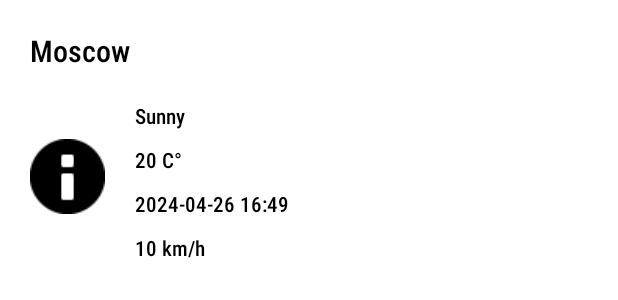
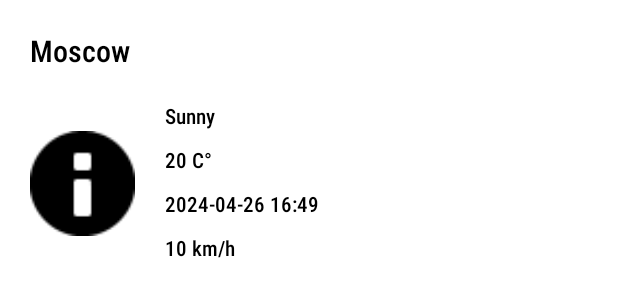
Before and after one commit to Zolomed/ClothingStore, an Android app: the layout item_weather.xml on its own in the app's theme, with its tools: preview values and no code run, on a phone screen of 412 x 824 dp. Shown: the top 300 px of the screen. Run offline under Robolectric (Android 15) with nearby library versions, the phone set to English and light mode, and no system bars.

Commit message:
Подгрузка фотографий погоды

```diff
--- a/app/build.gradle.kts
+++ b/app/build.gradle.kts
@@ -47,4 +47,6 @@ dependencies {
     androidTestImplementation(libs.androidx.espresso.core)
     implementation(libs.retrofit)
     implementation (libs.converter.gson)
+    implementation (libs.glide)
+    annotationProcessor (libs.compiler)
 }
--- a/app/src/main/java/com/example/diary/SearchActivity.kt
+++ b/app/src/main/java/com/example/diary/SearchActivity.kt
@@ -24,7 +24,6 @@ class SearchActivity : AppCompatActivity() {
     private lateinit var backButton: ImageButton
     private lateinit var rvWeather: RecyclerView
     private lateinit var weatherButton: Button
-
 
     override fun onCreate(savedInstanceState: Bundle?) {
         super.onCreate(savedInstanceState)
@@ -94,12 +93,11 @@ class SearchActivity : AppCompatActivity() {
         val text = search.text.toString()
         val weatherApiRepo = WeatherApiRepo()
 
-        weatherApiRepo.getDataFromApi(text){weather ->
+        weatherApiRepo.getDataFromApi(text, rvWeather, search){weather ->
             val layoutManager = LinearLayoutManager(this)
             val adapter = WeatherAdapter(listOf(weather))
             rvWeather.adapter = adapter
             rvWeather.setLayoutManager(layoutManager)
-            search.text.clear()
         }
     }
 }
--- a/app/src/main/java/com/example/diary/adapter/WeatherAdapter.kt
+++ b/app/src/main/java/com/example/diary/adapter/WeatherAdapter.kt
@@ -7,6 +7,7 @@ import android.view.ViewGroup
 import android.widget.ImageView
 import android.widget.TextView
 import androidx.recyclerview.widget.RecyclerView
+import com.bumptech.glide.Glide
 import com.example.diary.R
 import com.example.diary.retrofit.Weather
 
@@ -33,7 +34,9 @@ class WeatherAdapter(private val data: List<Weather?>?):RecyclerView.Adapter<Wea
     @SuppressLint("SetTextI18n")
     override fun onBindViewHolder(holder: WeatherViewHolder, position: Int) {
         val item = data?.get(position)
-
+        Glide.with(holder.itemView)
+            .load(item?.current?.condition?.icon)
+            .into(holder.weatherImage)
         holder.weatherName.text = item?.location?.name
         holder.weatherLocaltime.text = "Время: ${item?.location?.localtime}"
         holder.weatherOb.text = "Описание: ${item?.current?.condition?.text}"
--- a/app/src/main/res/layout/activity_search.xml
+++ b/app/src/main/res/layout/activity_search.xml
@@ -52,7 +52,7 @@
         android:layout_height="500dp"
         android:layout_marginHorizontal="@dimen/indent"
         android:layout_marginTop="@dimen/indent"
-        android:visibility="visible"
+        android:visibility="gone"
         app:layout_constraintEnd_toEndOf="parent"
         app:layout_constraintStart_toStartOf="parent"
         app:layout_constraintTop_toBottomOf="@+id/search" />
--- a/app/src/main/res/layout/item_weather.xml
+++ b/app/src/main/res/layout/item_weather.xml
@@ -23,9 +23,10 @@
 
         <ImageView
             android:id="@+id/weather_image"
-            android:layout_width="50dp"
-            android:layout_height="50dp"
-            android:layout_marginTop="25dp"
+            android:layout_width="70dp"
+            android:layout_height="70dp"
+            android:layout_marginTop="20dp"
+            android:scaleType="centerCrop"
             app:srcCompat="@android:drawable/ic_dialog_info" />
 
         <LinearLayout
--- a/gradle/libs.versions.toml
+++ b/gradle/libs.versions.toml
@@ -1,5 +1,6 @@
 [versions]
-agp = "8.3.2"
+agp = "8.4.0"
+glide = "4.12.0"
 kotlin = "1.9.0"
 coreKtx = "1.12.0"
 junit = "4.13.2"
@@ -13,7 +14,9 @@ retrofit = "2.9.0"
 
 [libraries]
 androidx-core-ktx = { group = "androidx.core", name = "core-ktx", version.ref = "coreKtx" }
+compiler = { module = "com.github.bumptech.glide:compiler", version.ref = "glide" }
 converter-gson = { module = "com.squareup.retrofit2:converter-gson", version.ref = "retrofit" }
+glide = { module = "com.github.bumptech.glide:glide", version.ref = "glide" }
 junit = { group = "junit", name = "junit", version.ref = "junit" }
 androidx-junit = { group = "androidx.test.ext", name = "junit", version.ref = "junitVersion" }
 androidx-espresso-core = { group = "androidx.test.espresso", name = "espresso-core", version.ref = "espressoCore" }
```
Also changed, not shown: app/src/main/java/com/example/diary/retrofit/WeatherApiRepo.kt (+7 -1 lines), gradle/wrapper/gradle-wrapper.properties.
